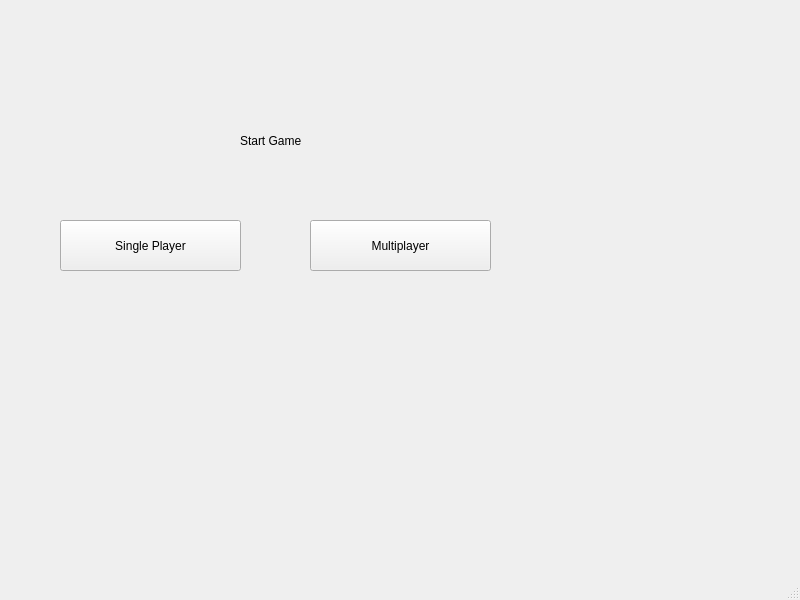
The window that mainwindow.ui (JanaKHafez/CSCE110102_Project) describes before a commit, drawn with Qt 5.
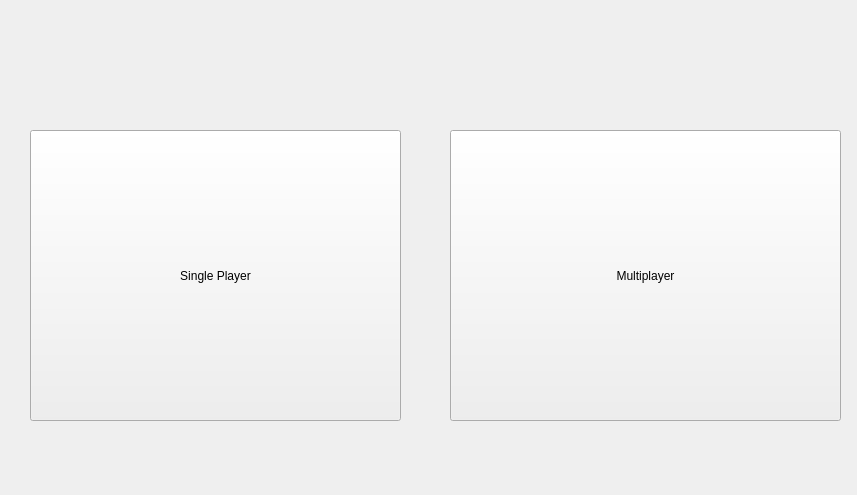
The same window after the commit.

The edit to the form file:
```diff
--- a/mainwindow.ui
+++ b/mainwindow.ui
@@ -6,8 +6,8 @@
    <rect>
     <x>0</x>
     <y>0</y>
-    <width>800</width>
-    <height>600</height>
+    <width>857</width>
+    <height>495</height>
    </rect>
   </property>
   <property name="windowTitle">
@@ -17,10 +17,10 @@
    <widget class="QPushButton" name="pushButtonSinglePlayer">
     <property name="geometry">
      <rect>
-      <x>60</x>
-      <y>220</y>
-      <width>181</width>
-      <height>51</height>
+      <x>30</x>
+      <y>130</y>
+      <width>371</width>
+      <height>291</height>
      </rect>
     </property>
     <property name="text">
@@ -30,10 +30,10 @@
    <widget class="QPushButton" name="pushButtonMultiplayer">
     <property name="geometry">
      <rect>
-      <x>310</x>
-      <y>220</y>
-      <width>181</width>
-      <height>51</height>
+      <x>450</x>
+      <y>130</y>
+      <width>391</width>
+      <height>291</height>
      </rect>
     </property>
     <property name="text">
@@ -43,28 +43,17 @@
    <widget class="QLabel" name="label">
     <property name="geometry">
      <rect>
-      <x>240</x>
-      <y>130</y>
-      <width>91</width>
-      <height>21</height>
+      <x>0</x>
+      <y>0</y>
+      <width>851</width>
+      <height>491</height>
      </rect>
     </property>
     <property name="text">
-     <string>Start Game</string>
+     <string/>
     </property>
    </widget>
   </widget>
-  <widget class="QMenuBar" name="menubar">
-   <property name="geometry">
-    <rect>
-     <x>0</x>
-     <y>0</y>
-     <width>800</width>
-     <height>19</height>
-    </rect>
-   </property>
-  </widget>
-  <widget class="QStatusBar" name="statusbar"/>
  </widget>
  <resources/>
  <connections/>
```
Left out of the diff: 3 changed lines with no effect on the pictures.
